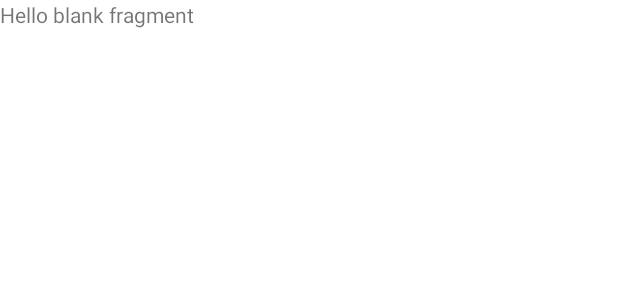
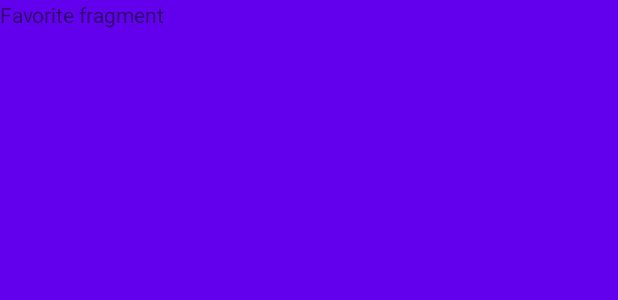
Before and after one commit to kvm-dev/gb.android.bufet, an Android app: the layout fragment_favorite.xml on its own in the app's theme, with its tools: preview values and no code run, on a phone screen of 412 x 824 dp. Shown: the top 300 px of the screen. Run offline under Robolectric (Android 15) with nearby library versions, the phone set to English and light mode, and no system bars.

```diff
--- a/app/src/main/res/layout/fragment_favorite.xml
+++ b/app/src/main/res/layout/fragment_favorite.xml
@@ -3,7 +3,8 @@
     xmlns:tools="http://schemas.android.com/tools"
     android:layout_width="match_parent"
     android:layout_height="match_parent"
-    tools:context=".ui.Favorite">
+    tools:context=".ui.Favorite"
+    android:background="@color/purple_500">
 
     <!-- TODO: Update blank fragment layout -->
     <TextView
--- a/app/src/main/res/values/strings.xml
+++ b/app/src/main/res/values/strings.xml
@@ -5,7 +5,7 @@
     <string name="title_favorite">Избранное</string>
     <string name="title_zakaz">Заказ</string>
     <string name="title_profile">Профиль</string>
-    <!-- TODO: Remove or change this placeholder text -->
-    <string name="hello_blank_fragment">Hello blank fragment</string>
+
+    <string name="hello_blank_fragment">Favorite fragment</string>
 
 </resources>
```
Also changed, not shown: app/src/main/java/ru/gb/bufet/MainActivity.kt (+13 -11 lines), app/src/main/res/navigation/mobile_navigation.xml (+5 -5 lines).
